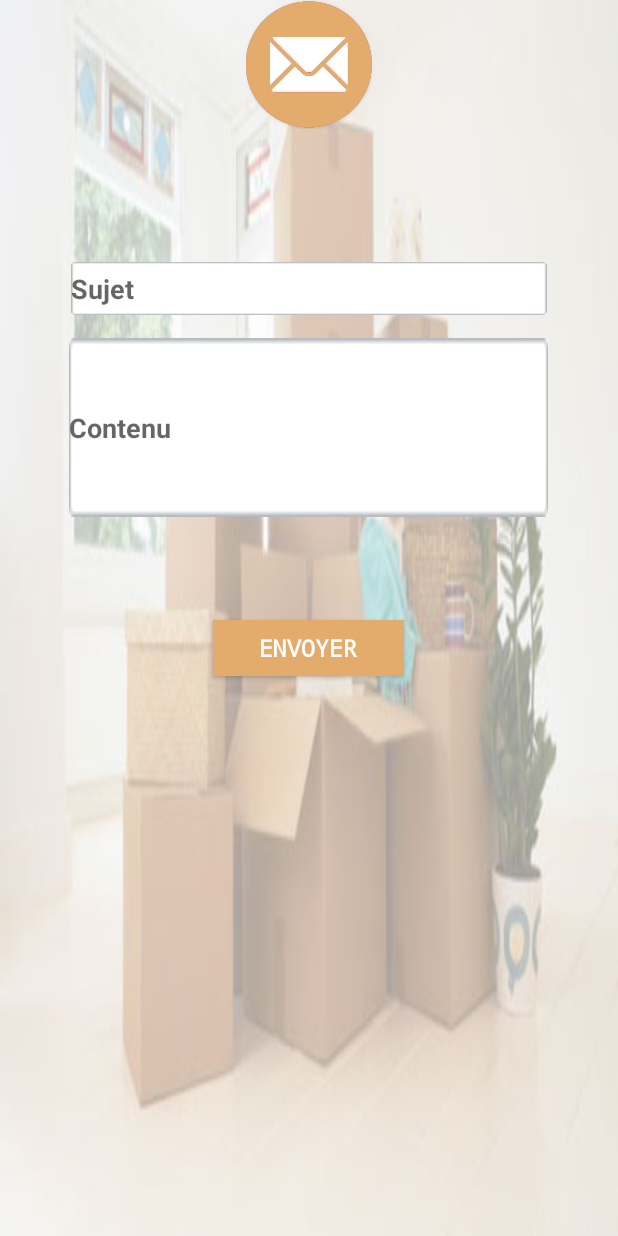
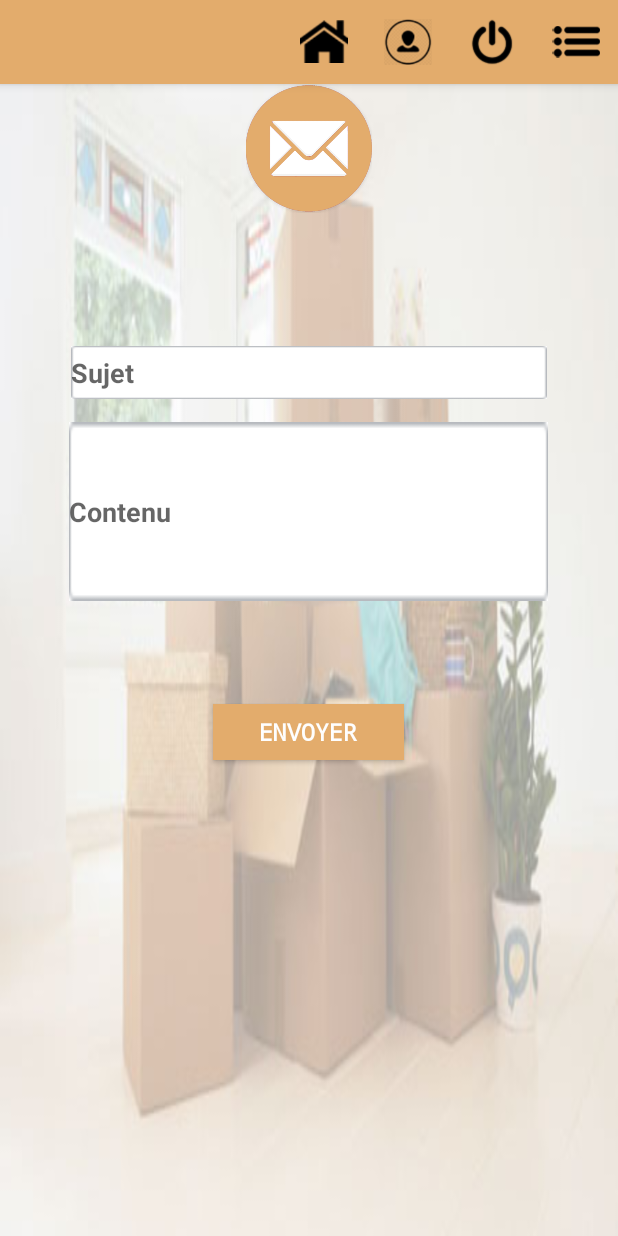
Before and after one commit to Nadakd/App-Tuni-Demenager, an Android app: the envoyer_message screen opened directly, with no data from a screen before it, on a phone screen of 412 x 824 dp. Run offline under Robolectric (Android 15) with nearby library versions, the phone set to English and light mode, and no system bars.

Commit message:
11/10/2021

```diff
--- a/app/src/main/java/com/example/app_tuni_dmnager/MainActivity.java
+++ b/app/src/main/java/com/example/app_tuni_dmnager/MainActivity.java
@@ -3,6 +3,9 @@ package com.example.app_tuni_dmnager;
 import androidx.appcompat.app.AppCompatActivity;
 import android.os.Bundle;
 import android.content.Intent;
+import android.view.Menu;
+import android.view.MenuItem;
+import android.widget.Toast;
 
 public class MainActivity extends AppCompatActivity {
         @Override
--- a/app/src/main/java/com/example/app_tuni_dmnager/envoyer_message.java
+++ b/app/src/main/java/com/example/app_tuni_dmnager/envoyer_message.java
@@ -4,43 +4,103 @@ import android.content.Intent;
 import android.os.Bundle;
 import android.view.Menu;
 import android.view.MenuItem;
+import android.view.View;
+import android.widget.Button;
+import android.widget.EditText;
 
 import androidx.appcompat.app.AppCompatActivity;
 
 public class envoyer_message  extends AppCompatActivity {
 
+    EditText contenu , sujet ;
+
+
+    // Spinner spCat ;
+
+
+    String  contenu1 , sujet1;
     @Override
     protected void onCreate(Bundle savedInstanceState) {
         super.onCreate(savedInstanceState);
         setContentView(R.layout.envoyer_message);
+        contenu = (EditText)findViewById(R.id.id_contenu_msg_dem);
+        sujet = (EditText)findViewById(R.id.id_sujet_msg_dem);
+
+        //  spCat = (Spinner)findViewById(R.id.spCateg);
+
+        Button send = (Button)findViewById(R.id.env_msg_dem);
+        send.setOnClickListener(new View.OnClickListener() {
+            @Override
+            public void onClick(View v) {
+
+
+                sujet1 = sujet.getText().toString();
+                contenu1 = contenu.getText().toString();
+
+
+                if (sujet1.equals("")) {
+                    sujet.setError("SVP saisir le sujet");
+                    return;
+                }
+
+
+                if (contenu1.equals("")) {
+                    contenu.setError("SVP saisir votre message");
+                    return;
+                }
+
+
+
+
+
+
+
+
+            }
+        });
     }
+
+
+    @Override
+    public boolean onCreateOptionsMenu(Menu menu) {
+        getMenuInflater().inflate(R.menu.main_menu, menu);
+        return super.onCreateOptionsMenu(menu);
+    }
+
+    @Override
     public boolean onOptionsItemSelected(MenuItem item) {
 
         switch (item.getItemId()) {
 
             case R.id.menu_home:
-                Intent intent = new Intent(this,accueil_tuni_demenager.class);
+                Intent intent = new Intent(this,MainActivity.class);
                 this.startActivity(intent);
-                break;
+                finish();
+                return true;
             case R.id.menu_profil:
                 Intent intent1 = new Intent(this,profil_client.class);
                 this.startActivity(intent1);
-                break;
+                finish();
+                return true;
             case R.id.menu_decon:
                 Intent intent2 = new Intent(this,connexion.class);
                 this.startActivity(intent2);
-                break;
-            case R.id.menu_demenageur:
-                Intent intent3=new Intent(this,devis.class);
+                finish();
+                return true;
+            case R.id.menu_demande_devis:
+                Intent intent3 = new Intent(this,devis.class);
                 this.startActivity(intent3);
-                break;
+                finish();
+                return true;
+
+
+
             default:
 
                 return super.onOptionsItemSelected(item);
         }
 
-        return true;
+
 
     }
-
 }
--- a/app/src/main/res/layout/activity_main.xml
+++ b/app/src/main/res/layout/activity_main.xml
@@ -10,7 +10,7 @@
 
     <LinearLayout
         android:layout_width="306dp"
-        android:layout_height="245dp"
+        android:layout_height="228dp"
         android:layout_weight="1"
         android:orientation="vertical">
 
--- /dev/null
+++ b/app/src/main/res/menu/main_menu.xml
@@ -0,0 +1,36 @@
+<?xml version="1.0" encoding="utf-8"?>
+<menu xmlns:android="http://schemas.android.com/apk/res/android"
+    xmlns:app="http://schemas.android.com/apk/res-auto">
+
+    <item android:id="@+id/menu_home"
+        android:icon="@drawable/home"
+        android:title="Accueil"
+        app:showAsAction="always">
+    </item>
+
+        <item android:id="@+id/menu_profil"
+            android:icon="@drawable/profil_icone"
+            android:title="Profil"
+            app:showAsAction="always">
+        </item>
+
+
+        <item android:id="@+id/menu_decon"
+            android:icon="@drawable/deconnexion"
+            android:title="deconnexion"
+            app:showAsAction="always"></item>
+
+    <item app:showAsAction="always" android:icon="@drawable/menu_icon" android:title="menu">
+        <menu>
+        <item android:id="@+id/menu_demande_devis"
+            android:icon="@drawable/icone_demande"
+            android:title="Devis"
+            app:showAsAction="ifRoom"></item>
+        </menu>
+
+    </item>
+
+
+
+
+</menu>
--- a/app/src/main/res/values-night/themes.xml
+++ b/app/src/main/res/values-night/themes.xml
@@ -1,6 +1,6 @@
 <resources xmlns:tools="http://schemas.android.com/tools">
     <!-- Base application theme. -->
-    <style name="Theme.APP_Tuni_Déménager" parent="Theme.MaterialComponents.DayNight.DarkActionBar">
+    <style name="Theme.FIRST_APP" parent="Theme.MaterialComponents.DayNight.DarkActionBar">
         <!-- Primary brand color. -->
         <item name="colorPrimary">@color/purple_200</item>
         <item name="colorPrimaryVariant">@color/purple_700</item>
--- a/app/src/main/res/values/themes.xml
+++ b/app/src/main/res/values/themes.xml
@@ -1,13 +1,14 @@
 <resources xmlns:tools="http://schemas.android.com/tools">
     <!-- Base application theme. -->
-    <style name="Theme.APP_Tuni_Déménager" parent="Theme.AppCompat.Light.NoActionBar">
-        <!-- Primary brand color. -->
-        <item name="colorPrimary">@color/white</item>
-        <item name="colorPrimaryVariant">@color/purple_700</item>
+    <style name="Theme.APP_Tuni_Déménager" parent="Theme.AppCompat.Light.DarkActionBar">        <!-- Primary brand color. -->
+        <item name="colorPrimary">@color/colorbeige</item>
+        <item name="colorPrimaryVariant">@color/iron</item>
+        <item name="colorOnPrimary">@color/black</item>
+        <item name="colorOnSecondary">@color/white</item>
         <!-- Secondary brand color. -->
         <item name="colorSecondary">@color/teal_200</item>
         <item name="colorSecondaryVariant">@color/teal_700</item>
-        <item name="colorOnSecondary">@color/black</item>
+
         <!-- Status bar color. -->
         <item name="android:statusBarColor" tools:targetApi="l">?attr/colorPrimaryVariant</item>
         <!-- Customize your theme here. -->
```
Also changed, not shown: app/src/main/AndroidManifest.xml (+12 -12 lines), app/src/main/java/com/example/app_tuni_dmnager/accueil_tuni_demenager.java (+22 -9 lines), app/src/main/java/com/example/app_tuni_dmnager/devis.java (+33 -17 lines), app/src/main/java/com/example/app_tuni_dmnager/envoyer_demande_demenagement.java (+45 -8 lines), app/src/main/java/com/example/app_tuni_dmnager/envoyer_demande_devis_dem.java (+24 -8 lines), app/src/main/java/com/example/app_tuni_dmnager/infodemenageur.java (+24 -9 lines), app/src/main/java/com/example/app_tuni_dmnager/profil_client.java (+19 -11 lines), app/src/main/res/menu/menu_client.xml (deleted, +0 -31 lines). Lines whose indentation alone changed are shown as unchanged.
